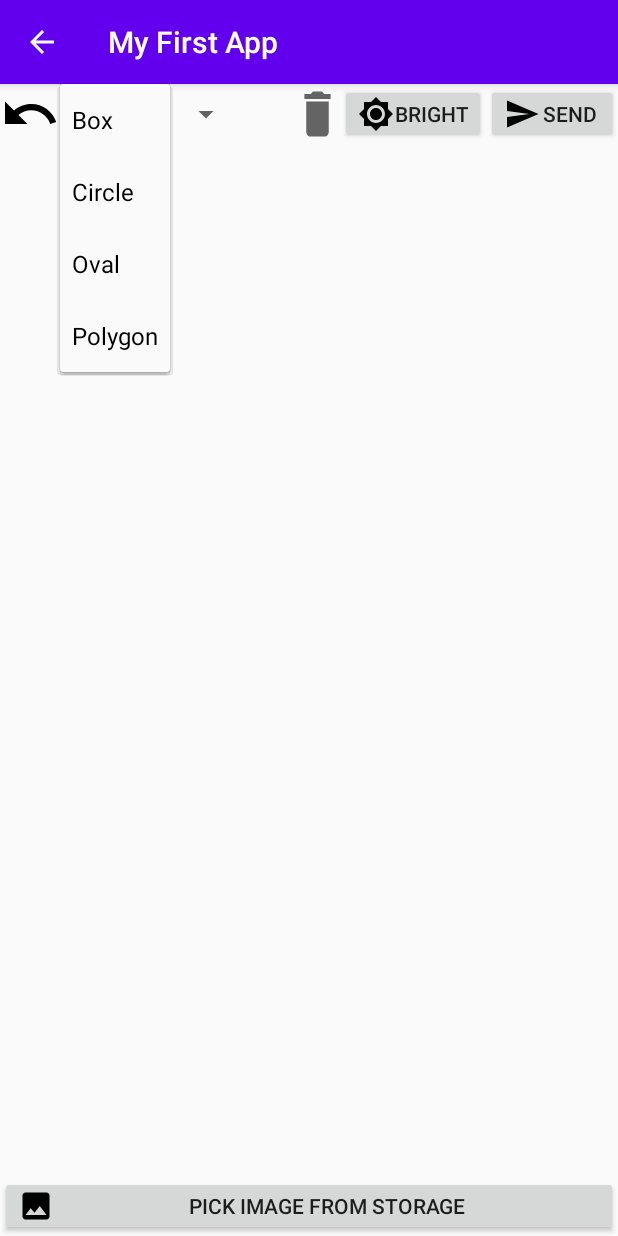
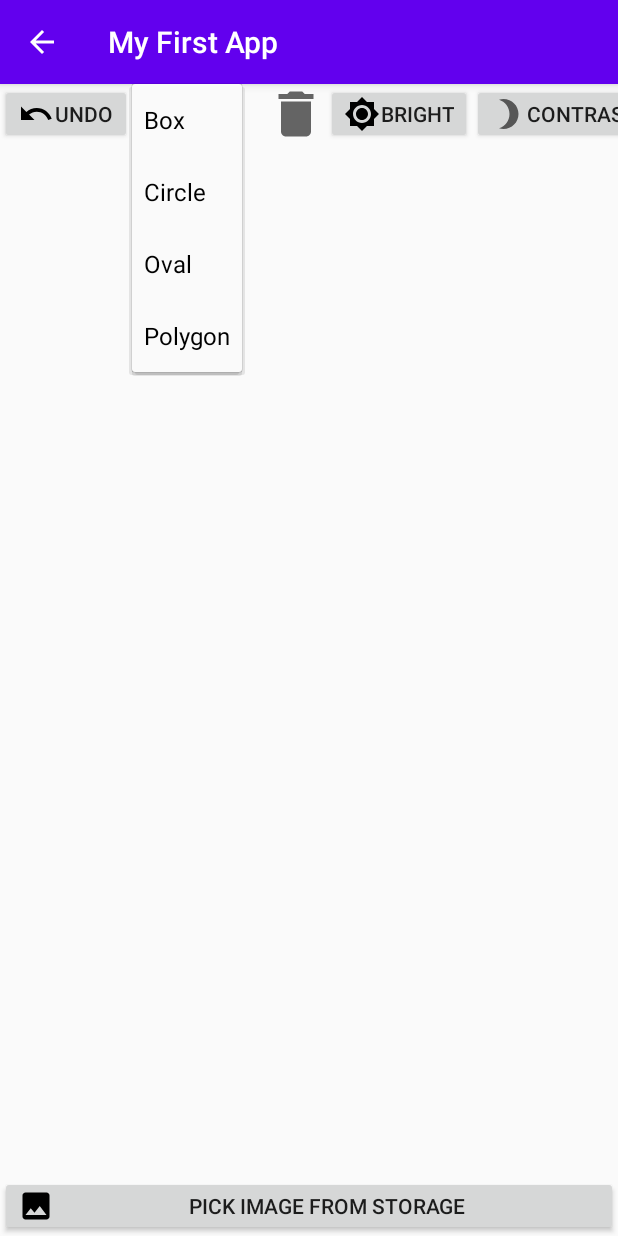
Before and after one commit to SagarBM396/Bounding_Box_App, an Android app: the PickImage screen opened directly, with no data from a screen before it, after a tap on "Box", on a phone screen of 412 x 824 dp. Run offline under Robolectric (Android 15) with nearby library versions, the phone set to English and light mode, and no system bars.

Commit message:
Fixed polygon circle issue. Added contrast button. Made the button space a HorizontalScrollView

```diff
--- a/app/src/main/java/com/example/myfirstapp/PickImage.java
+++ b/app/src/main/java/com/example/myfirstapp/PickImage.java
@@ -58,6 +58,7 @@ public class PickImage extends AppCompatActivity {
     Button sendButton;
     Button trashButton;
     Spinner modeSpnr;
+    Button contrastButton;
     ShapeDrawingView mImageView;
     Button brt_btn;
 
@@ -65,7 +66,8 @@ public class PickImage extends AppCompatActivity {
 
     public static final String[] paths = {"Box", "Circle", "Oval", "Polygon"};
 
-    int progress = 128;
+    int brightnessProgress = 128;
+    int contrastProgress = 128;
 
     private static final String TAG = "BoxDrawingView";
     private final int PERMISSION_CODE = 1000;
@@ -79,13 +81,15 @@ public class PickImage extends AppCompatActivity {
         mode = "Box";
         setRequestedOrientation(ActivityInfo.SCREEN_ORIENTATION_PORTRAIT);
 
-        progress = 128;
+        brightnessProgress = 128;
+        contrastProgress = 128;
 
         pickImagebutton = findViewById(R.id.pick_image_btn);
         undoButton = findViewById(R.id.undo_button2);
         sendButton = findViewById(R.id.button_send2);
         modeSpnr = findViewById(R.id.mode_spinner2);
         brt_btn = findViewById(R.id.brightness_btn2);
+        contrastButton = findViewById(R.id.contrast_btn2);
         trashButton = findViewById(R.id.trash2);
 
         trashButton.setOnClickListener(new View.OnClickListener() {
@@ -161,7 +165,19 @@ public class PickImage extends AppCompatActivity {
                     Toast.makeText(getApplicationContext(), "Background not set", Toast.LENGTH_LONG).show();
                     return;
                 }
-                ShowDialog();
+                ShowDialog(mImageView.originalBitmap, "Brightness");
+            }
+        });
+
+        contrastButton.setOnClickListener(new View.OnClickListener() {
+            @Override
+            public void onClick(View view) {
+                if(!ShapeDrawingView.backgroundSet || mImageView.bitmap == null)
+                {
+                    Toast.makeText(getApplicationContext(), "Background not set", Toast.LENGTH_LONG).show();
+                    return;
+                }
+                ShowDialog(mImageView.originalBitmap, "Contrast");
             }
         });
 
@@ -289,7 +305,7 @@ public class PickImage extends AppCompatActivity {
     private void getImagePath()
     {
         Intent intent = new Intent(Intent.ACTION_GET_CONTENT);
-        intent.setType("*/*");                                      //use "image/jpeg" for jpg images only
+        intent.setType("image/*");                                      //use "image/jpeg" for jpg images only
         intent.addCategory(Intent.CATEGORY_OPENABLE);
 
         try {
@@ -364,9 +380,11 @@ public class PickImage extends AppCompatActivity {
                         Box.total = 0;
 
                         boxDr.bitmap = rotatedBitmap;
+                        boxDr.originalBitmap = rotatedBitmap;
                         ShapeDrawingView.backgroundSet = true;
 
-                        progress = 100;
+                        brightnessProgress = 128;
+                        contrastProgress = 128;
                         //Picasso.get().load(imgFile).into(mImageView);
 
                     }
@@ -436,47 +454,64 @@ public class PickImage extends AppCompatActivity {
         return bitmap;
     }
 
-    public void ShowDialog(){
+    public void ShowDialog(final Bitmap bmp, final String mode){
         //Toast.makeText(this, "Reached ShowDialog", Toast.LENGTH_LONG).show();
         final AlertDialog.Builder popDialog = new AlertDialog.Builder(this);
         final SeekBar seek = new SeekBar(this);
         seek.setMax(256);
         seek.setKeyProgressIncrement(1);
-        seek.setProgress(progress);
+        if(mode.equals("Brightness"))
+            seek.setProgress(brightnessProgress);
+        else
+            seek.setProgress(contrastProgress);
 
         popDialog.setIcon(R.drawable.ic_brightness_high_black_24dp);
-        popDialog.setTitle("Please Select Into Your Desired Brightness ");
+        if(mode.equals("Brightness"))
+            popDialog.setTitle("Please Select Into Your Desired Brightness");
+        else
+            popDialog.setTitle("Please Select Into Your Desired Contrast");
         popDialog.setView(seek);
 
 
-        seek.setOnSeekBarChangeListener(new OnSeekBarChangeListener() {
+        seek.setOnSeekBarChangeListener(new SeekBar.OnSeekBarChangeListener() {
 
 
             public void onProgressChanged(SeekBar seekBar, int progress, boolean fromUser) {
 
                 //mImageView.reDraw(changeBitmapContrastBrightness(bmp, (float) progress / 100f, 1));
 
-                ArgbEvaluator evaluator = new ArgbEvaluator();
+                if(mode.equals("Brightness"))
+                {
+                    ArgbEvaluator evaluator = new ArgbEvaluator();
 
-                float fraction = progress / 256.0F;
+                    float fraction = progress / 256.0F;
 
-                int mul = (int) evaluator.evaluate(fraction, 0xFF7F7F7F, 0xFFFFFFFF);
-                int add = (int) evaluator.evaluate(fraction, 0x00000000, 0x00222222);
-                mImageView.reDraw(new LightingColorFilter(mul, add));
+                    int mul = (int) evaluator.evaluate(fraction, 0xFF7F7F7F, 0xFFFFFFFF);
+                    int add = (int) evaluator.evaluate(fraction, 0x00000000, 0x00222222);
+                    mImageView.reDraw(new LightingColorFilter(mul, add));
+                }
+
+                else
+                {
+                    mImageView.reDraw(changeBitmapContrastBrightness(bmp, (float) progress / 128f, 1));
+                }
 
             }
 
             @Override
             public void onStartTrackingTouch(SeekBar seekBar) {
 
-                mImageView.invalidate();
+                mImageView.reDraw();
 
             }
 
             @Override
             public void onStopTrackingTouch(SeekBar seekBar) {
-                mImageView.invalidate();
-                progress = seekBar.getProgress();
+                mImageView.reDraw();
+                if(mode.equals("Brightness"))
+                    brightnessProgress = seekBar.getProgress();
+                else
+                    contrastProgress = seekBar.getProgress();
             }
         });
         // Button OK
--- a/app/src/main/java/com/example/myfirstapp/ShapeDrawingView.java
+++ b/app/src/main/java/com/example/myfirstapp/ShapeDrawingView.java
@@ -32,6 +32,7 @@ public class ShapeDrawingView extends androidx.appcompat.widget.AppCompatImageVi
 
     public static boolean backgroundSet = false;
     public Bitmap bitmap;
+    public Bitmap originalBitmap;
     public static boolean validStringAdd = true;
     public Box mCurrentBox;
     public List<Box> mBoxen = new ArrayList<>();
@@ -78,7 +79,7 @@ public class ShapeDrawingView extends androidx.appcompat.widget.AppCompatImageVi
         if(backgroundSet)
         {
             try{
-            canvas.drawBitmap(bitmap, 0, 0, mBackgroundPaint);}
+            canvas.drawBitmap(bitmap, 0, 0, mBackgroundPaint); }
             catch(Exception e) {
                 e.printStackTrace();
                 backgroundSet = false;
@@ -132,7 +133,7 @@ public class ShapeDrawingView extends androidx.appcompat.widget.AppCompatImageVi
                 previous = point;
             }
             //canvas.drawLine(previous.x, previous.y, poly.getOrigin().x, poly.getOrigin().y, mBoxPaint);
-            if(distance(poly.getOrigin(), poly.getCurrent())<=50.0f && mCurrentPolygon!=null && mCurrentPolygon.points.size() >2)
+            if(distance(poly.getOrigin(), poly.getCurrent())<=50.0f && mCurrentPolygon!=null && mCurrentPolygon.points.size() >2 && mCurrentPolygon == poly)
                 canvas.drawCircle(poly.getOrigin().x, poly.getOrigin().y, 50.0f, mBoxPaint);
             text = poly.label;
             mBoxPaint.setColor(Color.RED);
--- /dev/null
+++ b/app/src/main/res/drawable/ic_baseline_brightness_3_24.xml
@@ -0,0 +1,10 @@
+<vector xmlns:android="http://schemas.android.com/apk/res/android"
+    android:width="24dp"
+    android:height="24dp"
+    android:viewportWidth="24"
+    android:viewportHeight="24"
+    android:tint="?attr/colorControlNormal">
+  <path
+      android:fillColor="@android:color/white"
+      android:pathData="M9,2c-1.05,0 -2.05,0.16 -3,0.46 4.06,1.27 7,5.06 7,9.54 0,4.48 -2.94,8.27 -7,9.54 0.95,0.3 1.95,0.46 3,0.46 5.52,0 10,-4.48 10,-10S14.52,2 9,2z"/>
+</vector>
--- a/app/src/main/res/layout/activity_pick_image.xml
+++ b/app/src/main/res/layout/activity_pick_image.xml
@@ -7,41 +7,49 @@
     android:orientation="vertical"
     android:gravity="center_horizontal">
 
-    <RelativeLayout
-        android:layout_width="fill_parent"
+    <HorizontalScrollView
+        android:layout_width="match_parent"
+        android:layout_height="40dp"
+        android:id="@+id/scrollView2">
+    <LinearLayout
+        android:layout_width="wrap_content"
         android:id="@+id/topLayout2"
-        android:layout_height="40dp"
+        android:layout_height="match_parent"
         android:orientation="horizontal"
         android:gravity="center_horizontal">
         <Button
             android:id="@+id/undo_button2"
-            android:layout_width="40dp"
+            android:layout_width="wrap_content"
             android:layout_height="match_parent"
-            android:layout_alignParentStart="true"
-            android:background="@drawable/ic_undo_black_24dp" />
+            android:text="@string/button_undo"
+            android:drawableStart="@drawable/ic_undo_black_24dp" />
 
         <Spinner
             android:layout_width="wrap_content"
             android:layout_height="match_parent"
             android:text = "@string/mode_text"
             android:id="@+id/mode_spinner2"
-            android:layout_toEndOf="@+id/undo_button2"
             tools:ignore="RelativeOverlap" />
 
         <Button
+            android:layout_width="40dp"
+            android:layout_height="match_parent"
+            android:id="@+id/trash2"
+            android:background="@drawable/ic_baseline_delete_24" />
+
+        <Button
             android:layout_width="wrap_content"
-            android:layout_height="wrap_content"
+            android:layout_height="match_parent"
             android:text = "@string/bright_text"
             android:id="@+id/brightness_btn2"
-            android:drawableStart="@drawable/ic_brightness_high_black_24dp"
-            android:layout_toStartOf="@+id/button_send2"/>
+            android:drawableStart="@drawable/ic_brightness_high_black_24dp" />
 
         <Button
-            android:layout_width="30dp"
-            android:layout_height="wrap_content"
-            android:id="@+id/trash2"
-            android:background="@drawable/ic_baseline_delete_24"
-            android:layout_toStartOf="@+id/brightness_btn2"/>
+            android:layout_width="wrap_content"
+            android:layout_height="match_parent"
+            android:text="@string/contrast_text"
+            android:id="@+id/contrast_btn2"
+            android:drawableStart="@drawable/ic_baseline_brightness_3_24"/>
 
         <Button
             android:layout_width="wrap_content"
@@ -50,9 +58,9 @@
             android:id="@+id/button_send2"
             android:text="@string/button_send"
             android:drawableStart="@drawable/ic_send_black_24dp"
-            android:layout_alignParentEnd="true"
             tools:ignore="RelativeOverlap" />
-    </RelativeLayout>
+    </LinearLayout>
+    </HorizontalScrollView>
 
 
 
@@ -62,7 +70,7 @@
         android:scaleType="centerInside"
         android:layout_width="match_parent"
         android:layout_height="0dp"
-        android:layout_below="@+id/topLayout2"
+        android:layout_below="@+id/scrollView2"
         android:layout_above="@id/pick_image_btn"/>
 
     <Button
--- a/app/src/main/res/values/strings.xml
+++ b/app/src/main/res/values/strings.xml
@@ -11,4 +11,5 @@
     <string name="feedback_menu_text">Praise Sagar</string>
     <string name="mode_text">Box</string>
     <string name="bright_text">Bright</string>
+    <string name="contrast_text">Contrast</string>
 </resources>
```
Also changed, not shown: app/src/main/java/com/example/myfirstapp/ImageCaptureActivity.java (+80 -14 lines), app/src/main/res/layout/activity_button2.xml (+23 -17 lines).
